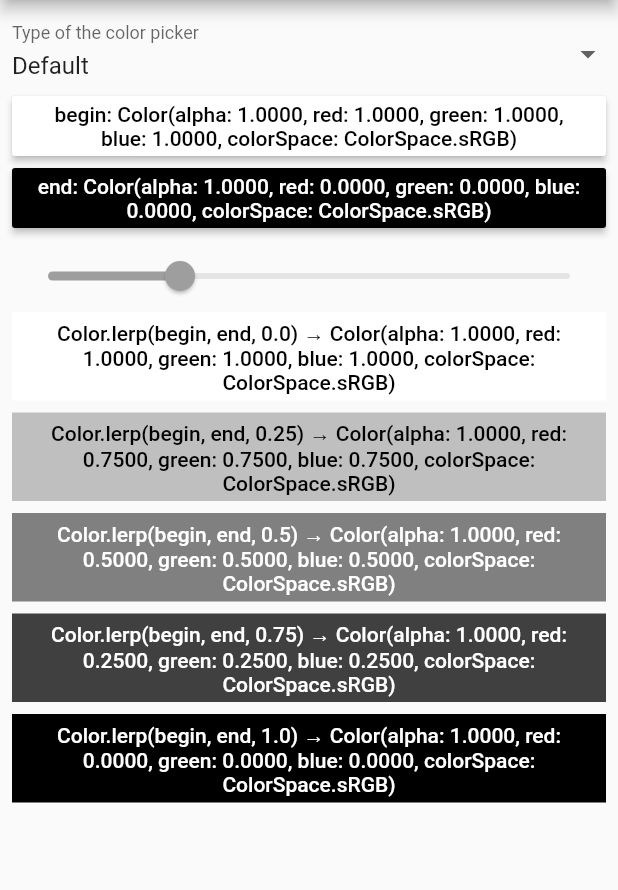
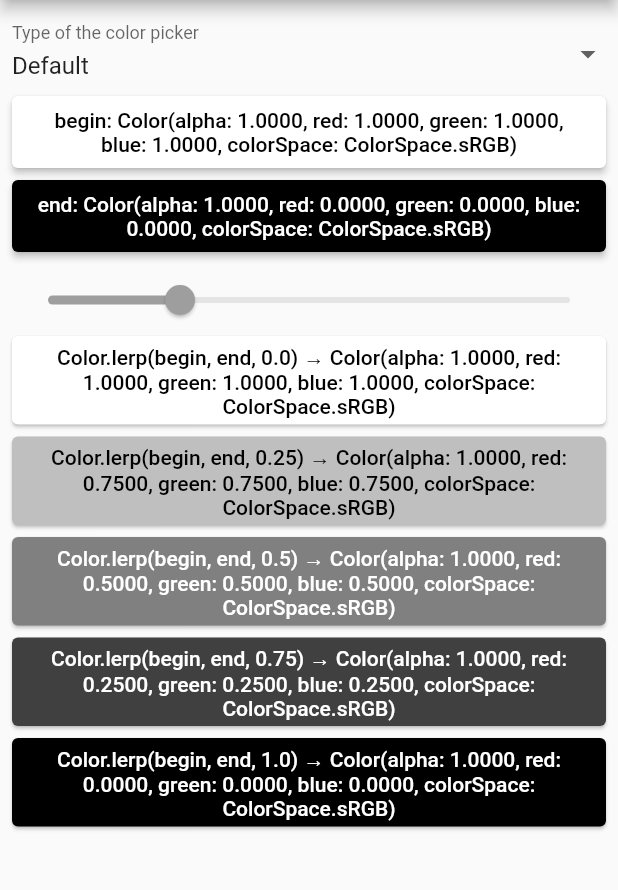
Before and after one commit to arthurdenner/color_lerp_visualizer, a Flutter app: the screen it shows after launch, on a phone screen of 412 x 824 dp, the part 84-974 px from its top. Run offline on Flutter 3.47's test engine with Material 2 defaults, Android fonts, the light colour scheme and no system bars; our stand-ins replace flutter_colorpicker, tinycolor; missing offline and left inert: undo.

Commit message:
style: use Card on ColorLerpTile and update ColorButton height

```diff
--- a/lib/main.dart
+++ b/lib/main.dart
@@ -13,6 +13,13 @@ class MyApp extends StatelessWidget {
         appBarTheme: AppBarTheme(
           color: Colors.black54,
         ),
+        buttonTheme: ButtonThemeData(
+          shape: RoundedRectangleBorder(
+            borderRadius: BorderRadius.all(
+              Radius.circular(4),
+            ),
+          ),
+        ),
         primarySwatch: Colors.grey,
         primaryTextTheme: TextTheme(
           headline6: TextStyle(
--- a/lib/pages/HomePage.dart
+++ b/lib/pages/HomePage.dart
@@ -129,14 +129,11 @@ class _HomePageState extends State<HomePage> {
                 type: _type,
               ),
               SizedBox(height: 8),
-              Padding(
-                padding: EdgeInsets.only(top: 0),
-                child: Slider.adaptive(
-                  divisions: 100,
-                  label: '$_gap',
-                  onChanged: _onChangeGap,
-                  value: _gap,
-                ),
+              Slider.adaptive(
+                divisions: 100,
+                label: '$_gap',
+                onChanged: _onChangeGap,
+                value: _gap,
               ),
               ColorLerps(
                 begin: _begin,
--- a/lib/widgets/ColorButton.dart
+++ b/lib/widgets/ColorButton.dart
@@ -69,7 +69,7 @@ class ColorButton extends StatelessWidget {
   @override
   Widget build(BuildContext context) {
     return SizedBox(
-      height: 40,
+      height: 48,
       child: RaisedButton(
         color: color,
         child: ColorText(
--- a/lib/widgets/ColorLerpTile.dart
+++ b/lib/widgets/ColorLerpTile.dart
@@ -13,8 +13,9 @@ class ColorLerpTile extends StatelessWidget {
 
   @override
   Widget build(BuildContext context) {
-    return Container(
+    return Card(
       color: color.value,
+      margin: EdgeInsets.zero,
       child: ListTile(
         dense: true,
         title: ColorText(
```
